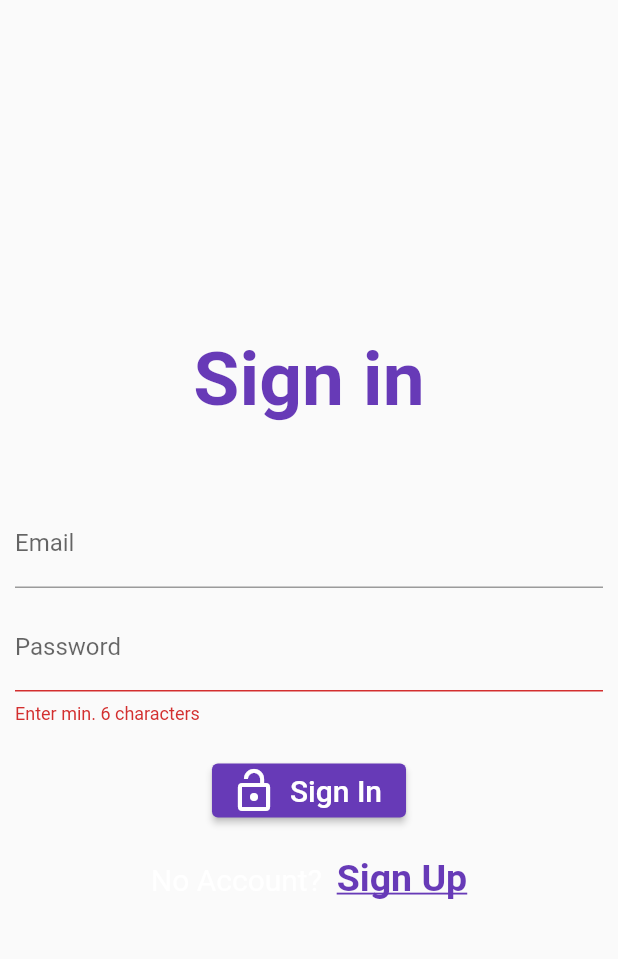
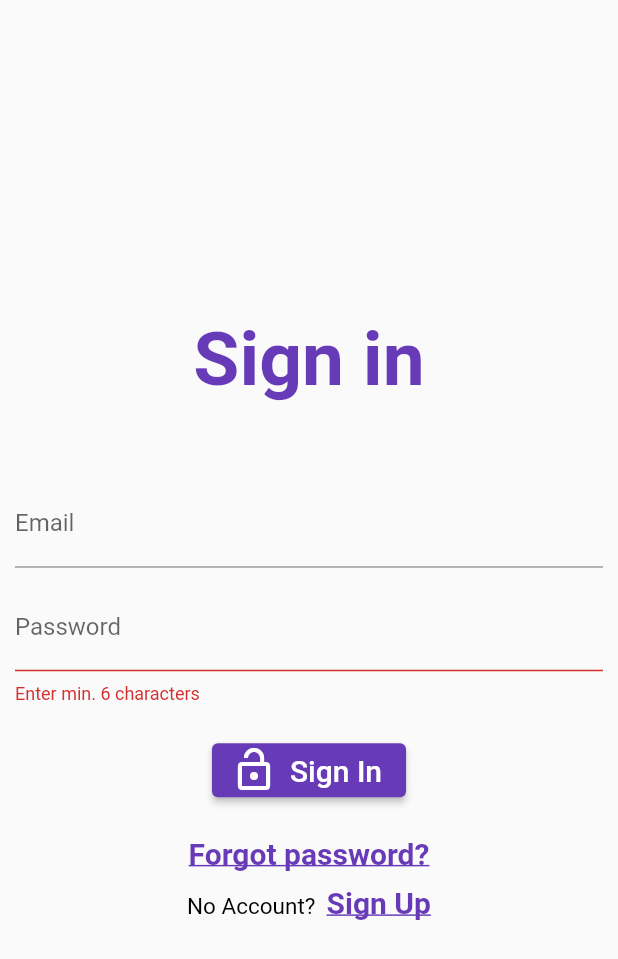
Before and after one commit to Faysal-Zaman/upload_image_app, a Flutter app: the screen it shows after launch, after a tap on "Sign In", on a phone screen of 412 x 824 dp. Shown: the top 959 px of the screen. Run offline on Flutter 3.47's test engine with Material 2 defaults, Android fonts, the phone set to English and light mode, and no system bars; our stand-ins replace email_validator, firebase_auth, firebase_core; accounts and stored records are empty.

Commit message:
Feature-{Forgot Password Feature added}

```diff
--- a/lib/main.dart
+++ b/lib/main.dart
@@ -2,6 +2,7 @@ import 'package:firebase_core/firebase_core.dart';
 import 'package:flutter/material.dart';
 
 import 'pages/home_page.dart';
+import 'utils.dart';
 
 Future main() async {
   WidgetsFlutterBinding.ensureInitialized();
@@ -17,6 +18,7 @@ class MyApp extends StatelessWidget {
   @override
   Widget build(BuildContext context) {
     return MaterialApp(
+      scaffoldMessengerKey: Utils.messengerKey,
       navigatorKey: navigatorKey,
       debugShowCheckedModeBanner: false,
       title: 'Upload Image',
--- a/lib/pages/signin_page.dart
+++ b/lib/pages/signin_page.dart
@@ -4,6 +4,8 @@ import 'package:flutter/gestures.dart';
 import 'package:flutter/material.dart';
 
 import '../main.dart';
+import '../utils.dart';
+import 'forgot_password_page.dart';
 
 class SignInPage extends StatefulWidget {
   final VoidCallback onClickedSignUp;
@@ -48,6 +50,8 @@ class _SignInPageState extends State<SignInPage> {
       );
     } on FirebaseAuthException catch (e) {
       print(e);
+
+      Utils.showSnackBar(e.message);
     }
     //Navigator.of(context) is not working...
     navigatorKey.currentState!.popUntil((route) => route.isFirst);
@@ -109,18 +113,34 @@ class _SignInPageState extends State<SignInPage> {
                     ),
                   ),
                   const SizedBox(height: 20),
+                  GestureDetector(
+                    child: const Text(
+                      "Forgot password?",
+                      style: TextStyle(
+                          fontSize: 20,
+                          fontWeight: FontWeight.bold,
+                          decoration: TextDecoration.underline,
+                          color: Colors.deepPurple),
+                    ),
+                    onTap: () => Navigator.push(
+                      context,
+                      MaterialPageRoute(
+                        builder: (context) => const ForgotPasswordPage(),
+                      ),
+                    ),
+                  ),
+                  const SizedBox(height: 10),
                   RichText(
                     text: TextSpan(
-                        style: const TextStyle(
-                          fontSize: 20,
-                        ),
+                        style:
+                            const TextStyle(fontSize: 15, color: Colors.black),
                         text: "No Account?  ",
                         children: [
                           TextSpan(
                             recognizer: TapGestureRecognizer()
                               ..onTap = widget.onClickedSignUp,
                             style: const TextStyle(
-                              fontSize: 25,
+                              fontSize: 20,
                               fontWeight: FontWeight.bold,
                               color: Colors.deepPurple,
                               decoration: TextDecoration.underline,
```
Also changed, not shown: lib/pages/forgot_password_page.dart (added, +101 -0 lines), lib/pages/signup_page.dart (+6 -2 lines), lib/utils.dart (added, +18 -0 lines).
